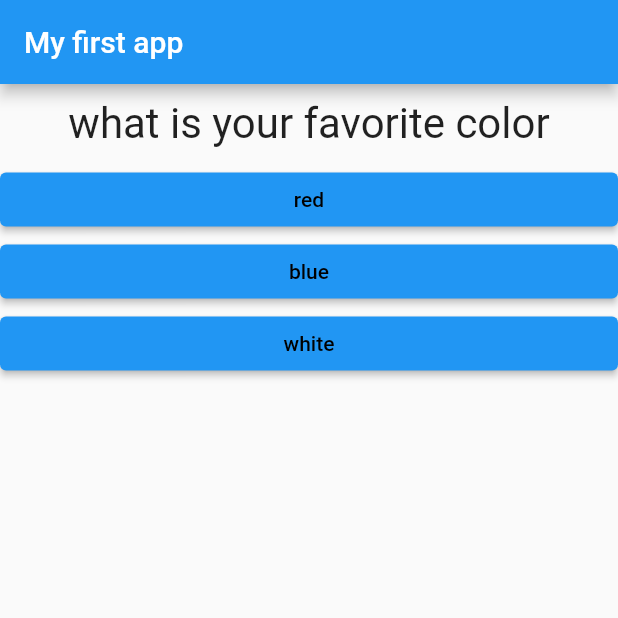
After one commit to pveg/Flutter_Testing_App, a Flutter app: the screen it shows after launch, on a phone screen of 412 x 824 dp, the top half of it. The commit adds this screen. Run offline on Flutter 3.47's test engine with Material 2 defaults, Android fonts, the phone set to English and light mode, and no system bars.

Commit message:
creates quiz and result widgets

```diff
--- a/lib/main.dart
+++ b/lib/main.dart
@@ -1,7 +1,7 @@
 import 'package:flutter/material.dart';
 
-import './question.dart';
-import './answers.dart';
+import 'quiz.dart';
+import 'result.dart';
 
 /* void main() {
   runApp(MyTestingApp());
@@ -17,7 +17,7 @@ class MyTestingApp extends StatefulWidget {
 }
 
 class _MyTestingAppState extends State<MyTestingApp> {
-  static const questions = [
+  static const _questions = [
     {
       'questionText': 'what is your favorite color',
       'answers': ['red', 'blue', 'white']
@@ -45,12 +45,13 @@ class _MyTestingAppState extends State<MyTestingApp> {
     return MaterialApp(
       home: Scaffold(
         appBar: AppBar(title: Text('My first app')), //appbar
-        body: Column(children: <Widget>[
-          Question(questions[_questionIndex]['questionText']),
-          ...(questions[_questionIndex]['answers'] as List<String>)
-              .map((question) => Answers(_answerQuestion, question))
-              .toList()
-        ]),
+        body: _questionIndex < _questions.length
+            ? Quiz(
+                answerQuestion: _answerQuestion,
+                questionIndex: _questionIndex,
+                questions: _questions,
+              )
+            : Result(),
       ),
     ); //receive the named arguments
   }
--- /dev/null
+++ b/lib/quiz.dart
@@ -0,0 +1,24 @@
+import 'package:flutter/material.dart';
+import 'question.dart';
+import 'answers.dart';
+
+class Quiz extends StatelessWidget {
+  final List<Map<String, Object>> questions;
+  final int questionIndex;
+  final VoidCallback answerQuestion;
+
+  Quiz(
+      {@required this.questions,
+      @required this.answerQuestion,
+      @required this.questionIndex});
+
+  @override
+  Widget build(BuildContext context) {
+    return Column(children: <Widget>[
+      Question(questions[questionIndex]['questionText']),
+      ...(questions[questionIndex]['answers'] as List<String>)
+          .map((question) => Answers(answerQuestion, question))
+          .toList()
+    ]);
+  }
+}
--- /dev/null
+++ b/lib/result.dart
@@ -0,0 +1,15 @@
+import 'package:flutter/src/foundation/key.dart';
+import 'package:flutter/src/widgets/container.dart';
+import 'package:flutter/src/widgets/framework.dart';
+
+import 'package:flutter/material.dart';
+
+
+class Result extends StatelessWidget {
+  @override
+  Widget build(BuildContext context) {
+    return Center(
+      child: Text('You did it!'),
+    );
+  }
+}
```
